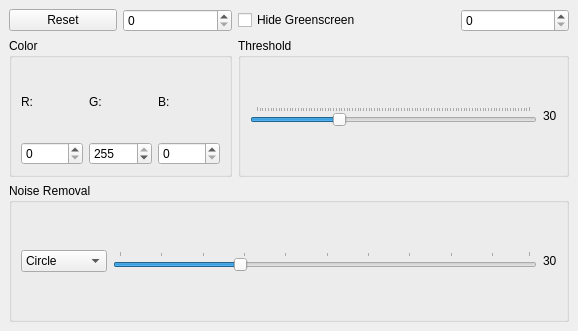
Above: greenscreen.ui from niv-d/python-greenscreen before the change. Below: the same form after it.
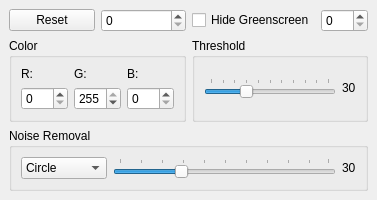
That is the form after the change.

Diff of the .ui file:
```diff
--- a/greenscreen.ui
+++ b/greenscreen.ui
@@ -6,8 +6,8 @@
    <rect>
     <x>0</x>
     <y>0</y>
-    <width>578</width>
-    <height>331</height>
+    <width>342</width>
+    <height>185</height>
    </rect>
   </property>
   <property name="sizePolicy">
```
